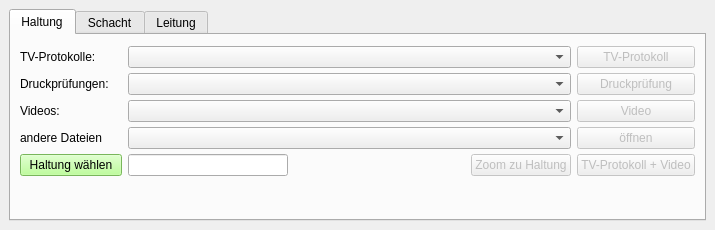
Above: ui/protokolle_oeffnen.ui from a-matz/QGis_document_connector before the change. Below: the same form after it.
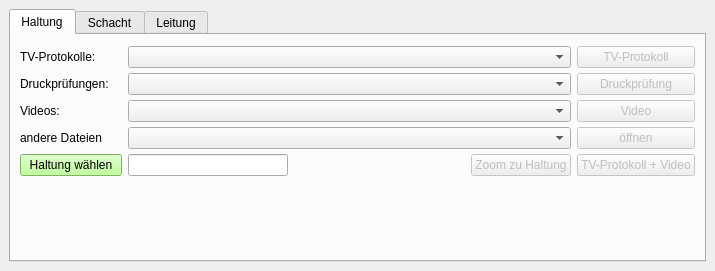
That is the form after the change.

Patch:
```diff
--- a/ui/protokolle_oeffnen.ui
+++ b/ui/protokolle_oeffnen.ui
@@ -7,7 +7,7 @@
     <x>0</x>
     <y>0</y>
     <width>715</width>
-    <height>230</height>
+    <height>271</height>
    </rect>
   </property>
   <property name="windowTitle">
```
Left out of the diff: 44 changed lines with no effect on the pictures.
